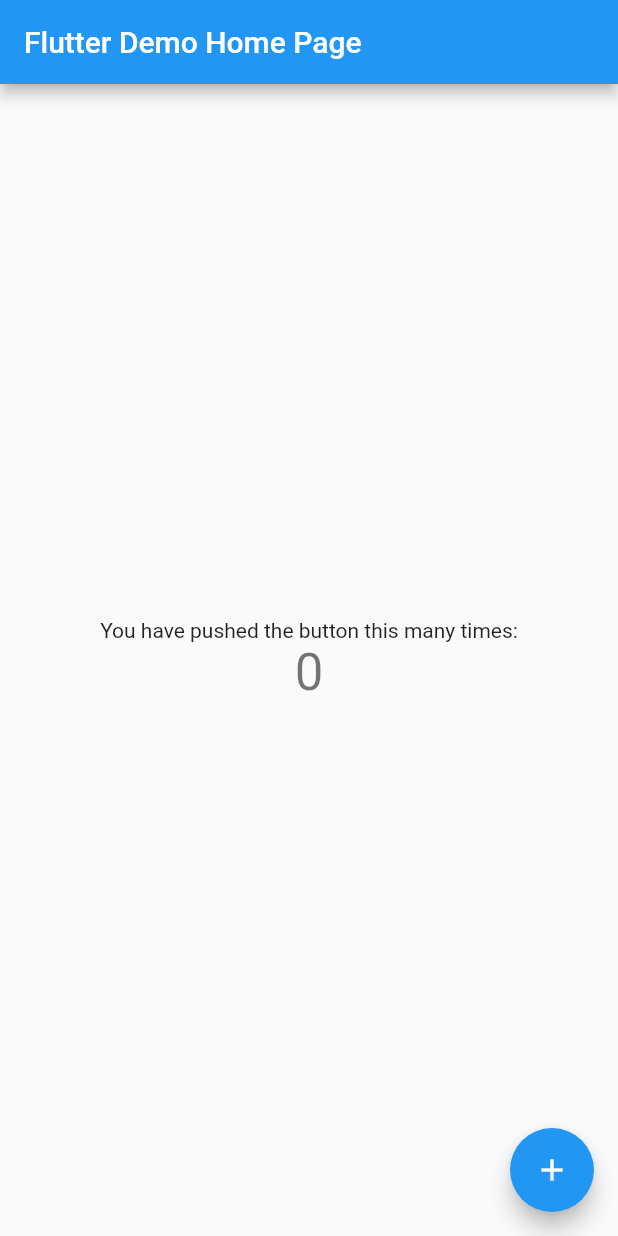
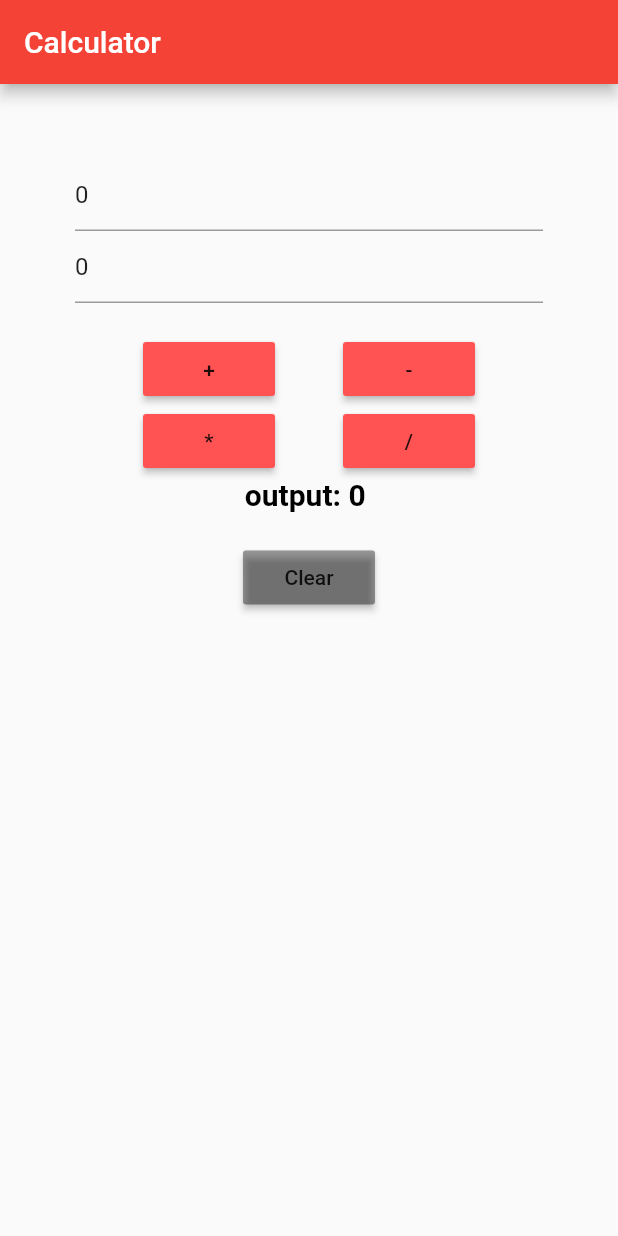
Before and after one commit to bikramkoley/calculator-app-flutter-, a Flutter app: the screen it shows after launch, on a phone screen of 412 x 824 dp. Run offline on Flutter 3.47's test engine with Material 2 defaults, Android fonts, the phone set to English and light mode, and no system bars.

Commit message:
basic functionality added

```diff
--- /dev/null
+++ b/lib/home_page.dart
@@ -0,0 +1,120 @@
+import "package:flutter/material.dart";
+
+class HomePage extends StatefulWidget {
+  const HomePage({Key? key}) : super(key: key);
+
+  @override
+  State<HomePage> createState() => _HomePageState();
+}
+
+class _HomePageState extends State<HomePage> {
+
+  var num1=0,num2=0,sum=0;
+  final TextEditingController t1= new TextEditingController(text: "0");
+  final TextEditingController t2= new TextEditingController(text: "0");
+  void doAddition(){
+    setState(() {
+      num1=int.parse(t1.text);
+      num2=int.parse(t2.text);
+      sum=num1+num2;
+    });}
+    void dosub(){
+      setState(() {
+        num1=int.parse(t1.text);
+        num2=int.parse(t2.text);
+        sum=num1-num2;
+      });}
+      void domul(){
+        setState(() {
+          num1=int.parse(t1.text);
+          num2=int.parse(t2.text);
+          sum=num1*num2;
+        });}
+        void dodiv(){
+          setState(() {
+            num1=int.parse(t1.text);
+            num2=int.parse(t2.text);
+            sum=num1 ~/ num2;
+          });}
+  void doClear(){
+    setState(() {
+      t1.text="0";t2.text="0";
+    });
+  }
+
+  @override
+  Widget build(BuildContext context) {
+    return new Scaffold(
+      appBar: new AppBar(
+        title: new Text("Calculator"),
+      ),
+      body: new Container(
+        padding: const EdgeInsets.all(50.0),
+        child: new Column(
+          mainAxisAlignment: MainAxisAlignment.start,
+          children: <Widget>[
+            new TextField(
+              keyboardType: TextInputType.number,
+              decoration: new InputDecoration(
+                hintText: "enter number 1"
+              ),
+              controller: t1,
+            ),
+            new TextField(
+              keyboardType: TextInputType.number,
+              decoration: new InputDecoration(
+                  hintText: "enter number 2"
+              ),
+              controller: t2,
+            ),
+            new Padding(padding: const EdgeInsets.only(top: 20.0)),
+            new Row(
+              mainAxisAlignment: MainAxisAlignment.spaceEvenly,
+              children: <Widget>[
+                new RaisedButton(
+                  child: new Text("+"),
+                    color: Colors.redAccent,
+                    onPressed: (){doAddition();}),
+                new RaisedButton(
+                    child: new Text("-"),
+                    color: Colors.redAccent,
+                    onPressed: (){dosub();}),
+              ],
+            ),
+        // new Padding(padding: const EdgeInsets.only(top: 20.0)),
+        new Row(
+        mainAxisAlignment: MainAxisAlignment.spaceEvenly,
+        children: <Widget>[
+          new RaisedButton(
+              child: new Text("*"),
+              color: Colors.redAccent,
+              onPressed: (){domul();}),
+          new RaisedButton(
+              child: new Text("/"),
+              color: Colors.redAccent,
+              onPressed: (){dodiv();}),
+        ],
+        ),
+            new Text("output: $sum ",
+              style: new TextStyle(
+                  fontSize: 20.0,
+                  fontWeight: FontWeight.bold,
+                  color: Colors.black
+              ),),
+            new Padding(padding: EdgeInsets.only(top: 20.0)),
+            new Row(
+              mainAxisAlignment: MainAxisAlignment.center,
+              children: <Widget>[
+                new MaterialButton(
+
+                    child: new Text("Clear"),
+                    color: Colors.black38,
+                    onPressed: (){doClear();})
+              ],
+            )
+          ],
+        ),
+      ),
+    );
+  }
+}
--- a/lib/main.dart
+++ b/lib/main.dart
@@ -1,115 +1,15 @@
+import 'package:calculator_app/home_page.dart';
 import 'package:flutter/material.dart';
 
-void main() {
-  runApp(const MyApp());
-}
+void main() => runApp(new MyApp());
 
-class MyApp extends StatelessWidget {
-  const MyApp({Key? key}) : super(key: key);
-
-  // This widget is the root of your application.
+class MyApp extends StatelessWidget{
   @override
-  Widget build(BuildContext context) {
-    return MaterialApp(
-      title: 'Flutter Demo',
-      theme: ThemeData(
-        // This is the theme of your application.
-        //
-        // Try running your application with "flutter run". You'll see the
-        // application has a blue toolbar. Then, without quitting the app, try
-        // changing the primarySwatch below to Colors.green and then invoke
-        // "hot reload" (press "r" in the console where you ran "flutter run",
-        // or simply save your changes to "hot reload" in a Flutter IDE).
-        // Notice that the counter didn't reset back to zero; the application
-        // is not restarted.
-        primarySwatch: Colors.blue,
-      ),
-      home: const MyHomePage(title: 'Flutter Demo Home Page'),
+  Widget build(BuildContext context){
+    return new MaterialApp(
+      title: "Calculator App",
+      theme: new ThemeData(primarySwatch: Colors.red),
+      home: new HomePage(),
     );
   }
 }
-
-class MyHomePage extends StatefulWidget {
-  const MyHomePage({Key? key, required this.title}) : super(key: key);
-
-  // This widget is the home page of your application. It is stateful, meaning
-  // that it has a State object (defined below) that contains fields that affect
-  // how it looks.
-
-  // This class is the configuration for the state. It holds the values (in this
-  // case the title) provided by the parent (in this case the App widget) and
-  // used by the build method of the State. Fields in a Widget subclass are
-  // always marked "final".
-
-  final String title;
-
-  @override
-  State<MyHomePage> createState() => _MyHomePageState();
-}
-
-class _MyHomePageState extends State<MyHomePage> {
-  int _counter = 0;
-
-  void _incrementCounter() {
-    setState(() {
-      // This call to setState tells the Flutter framework that something has
-      // changed in this State, which causes it to rerun the build method below
-      // so that the display can reflect the updated values. If we changed
-      // _counter without calling setState(), then the build method would not be
-      // called again, and so nothing would appear to happen.
-      _counter++;
-    });
-  }
-
-  @override
-  Widget build(BuildContext context) {
-    // This method is rerun every time setState is called, for instance as done
-    // by the _incrementCounter method above.
-    //
-    // The Flutter framework has been optimized to make rerunning build methods
-    // fast, so that you can just rebuild anything that needs updating rather
-    // than having to individually change instances of widgets.
-    return Scaffold(
-      appBar: AppBar(
-        // Here we take the value from the MyHomePage object that was created by
-        // the App.build method, and use it to set our appbar title.
-        title: Text(widget.title),
-      ),
-      body: Center(
-        // Center is a layout widget. It takes a single child and positions it
-        // in the middle of the parent.
-        child: Column(
-          // Column is also a layout widget. It takes a list of children and
-          // arranges them vertically. By default, it sizes itself to fit its
-          // children horizontally, and tries to be as tall as its parent.
-          //
-          // Invoke "debug painting" (press "p" in the console, choose the
-          // "Toggle Debug Paint" action from the Flutter Inspector in Android
-          // Studio, or the "Toggle Debug Paint" command in Visual Studio Code)
-          // to see the wireframe for each widget.
-          //
-          // Column has various properties to control how it sizes itself and
-          // how it positions its children. Here we use mainAxisAlignment to
-          // center the children vertically; the main axis here is the vertical
-          // axis because Columns are vertical (the cross axis would be
-          // horizontal).
-          mainAxisAlignment: MainAxisAlignment.center,
-          children: <Widget>[
-            const Text(
-              'You have pushed the button this many times:',
-            ),
-            Text(
-              '$_counter',
-              style: Theme.of(context).textTheme.headline4,
-            ),
-          ],
-        ),
-      ),
-      floatingActionButton: FloatingActionButton(
-        onPressed: _incrementCounter,
-        tooltip: 'Increment',
-        child: const Icon(Icons.add),
-      ), // This trailing comma makes auto-formatting nicer for build methods.
-    );
-  }
-}
```
